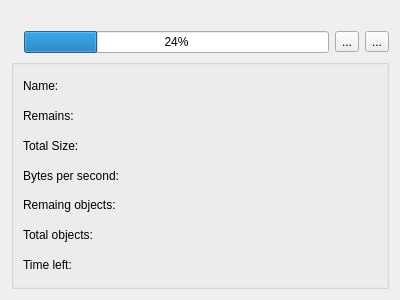
ABBAPOH/andromeda, file src/plugins/filemanagerplugin/filecopywidget.ui: the form before one commit.
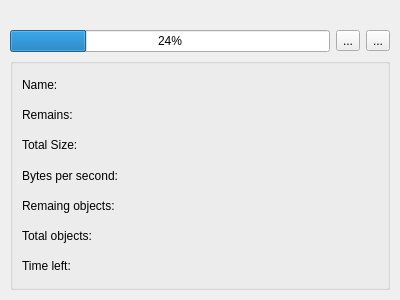
The form after the commit. Icons and pictures are not drawn.

Commit message: Modified copier form

```diff
--- a/src/plugins/filemanagerplugin/filecopywidget.ui
+++ b/src/plugins/filemanagerplugin/filecopywidget.ui
@@ -14,15 +14,11 @@
    <string>Form</string>
   </property>
   <layout class="QVBoxLayout" name="verticalLayout_2">
+   <property name="margin">
+    <number>10</number>
+   </property>
    <item>
     <layout class="QHBoxLayout" name="horizontalLayout_2">
-     <item>
-      <widget class="QLabel" name="iconLabel">
-       <property name="text">
-        <string/>
-       </property>
-      </widget>
-     </item>
      <item>
       <layout class="QVBoxLayout" name="verticalLayout">
        <item>
@@ -39,6 +35,9 @@
            <property name="value">
             <number>24</number>
            </property>
+           <property name="invertedAppearance">
+            <bool>false</bool>
+           </property>
           </widget>
          </item>
          <item>
```
Left out of the diff: 6 changed lines with no effect on the pictures.
